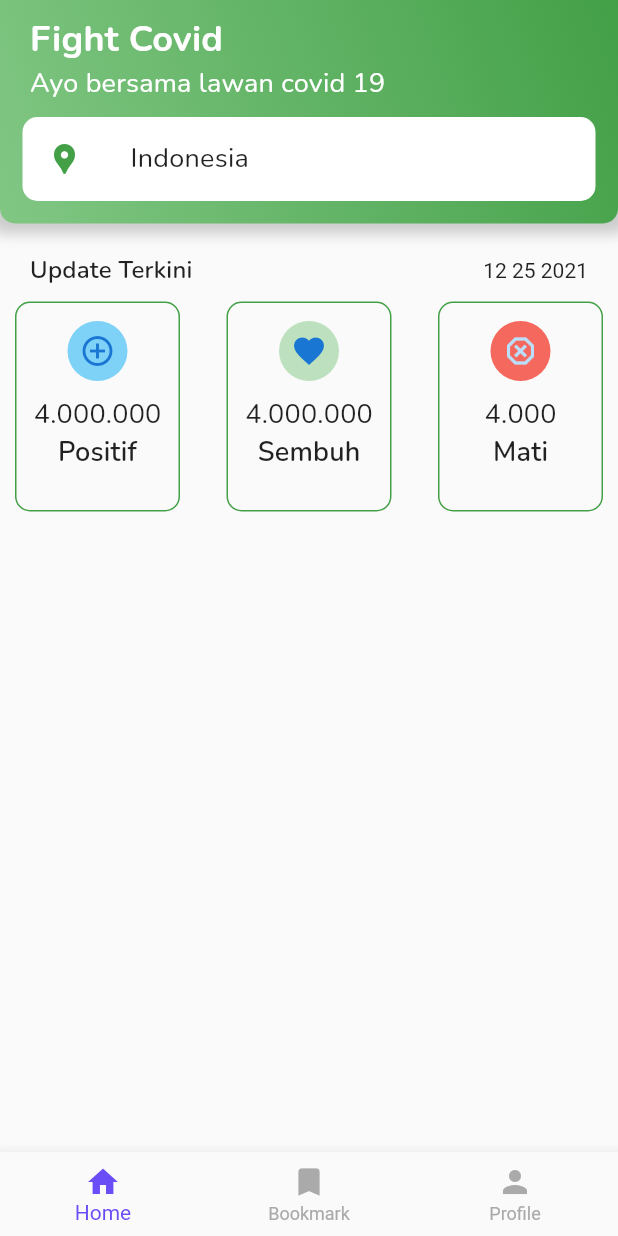
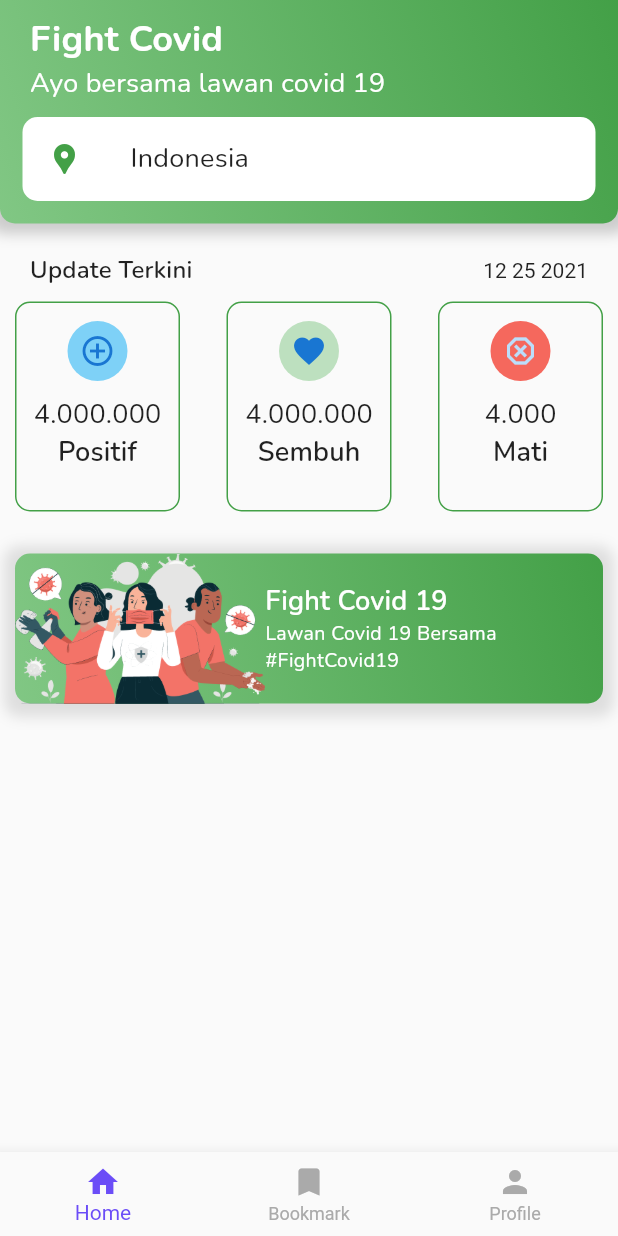
Before and after one commit to yudapratama-del/fight-covid-apps, a Flutter app: the screen it shows after launch, on a phone screen of 412 x 824 dp. Run offline on Flutter 3.47's test engine with Material 2 defaults, Android fonts, the phone set to English and light mode, and no system bars; our stand-ins replace equatable, get_it, google_fonts.

Commit message:
add Banner in Home Page

```diff
--- a/lib/persentation/pages/home_page.dart
+++ b/lib/persentation/pages/home_page.dart
@@ -130,6 +130,52 @@ class HomePage extends StatelessWidget {
       );
     }
 
+    Widget HomePageBanner(BuildContext context) {
+      return Container(
+        height: 100,
+        margin: EdgeInsets.all(10),
+        decoration: BoxDecoration(
+          boxShadow: [
+            BoxShadow(
+              color: Colors.grey.withOpacity(0.3),
+              spreadRadius: 7,
+              blurRadius: 7,
+              offset: Offset(0, 2),
+            )
+          ],
+          gradient: LinearGradient(
+            begin: Alignment.topRight,
+            end: Alignment.bottomLeft,
+            colors: [kDeepGreen, kLightGreen],
+          ),
+          borderRadius: BorderRadius.circular(10),
+        ),
+        child: Row(
+          children: [
+            Image.asset("assets/images/banner_image.png"),
+            Column(
+              mainAxisAlignment: MainAxisAlignment.center,
+              crossAxisAlignment: CrossAxisAlignment.start,
+              children: [
+                Text(
+                  "Fight Covid 19",
+                  style: kHeading6.copyWith(fontWeight: FontWeight.w600, color: kWhite),
+                ),
+                Text(
+                  "Lawan Covid 19 Bersama",
+                  style: kBodyText.copyWith(color: kWhite),
+                ),
+                Text(
+                  "#FightCovid19",
+                  style: kBodyText.copyWith(color: kWhite),
+                ),
+              ],
+            )
+          ],
+        ),
+      );
+    }
+
   @override
   Widget build(BuildContext context) {
     return Scaffold(
@@ -138,7 +184,7 @@ class HomePage extends StatelessWidget {
           children: [
             HomePageHeader(context),
             CovidDataSection(context),
-            // HomePageBanner(context),
+            HomePageBanner(context),
             // InformationSection(context),
           ],
         ),
```
